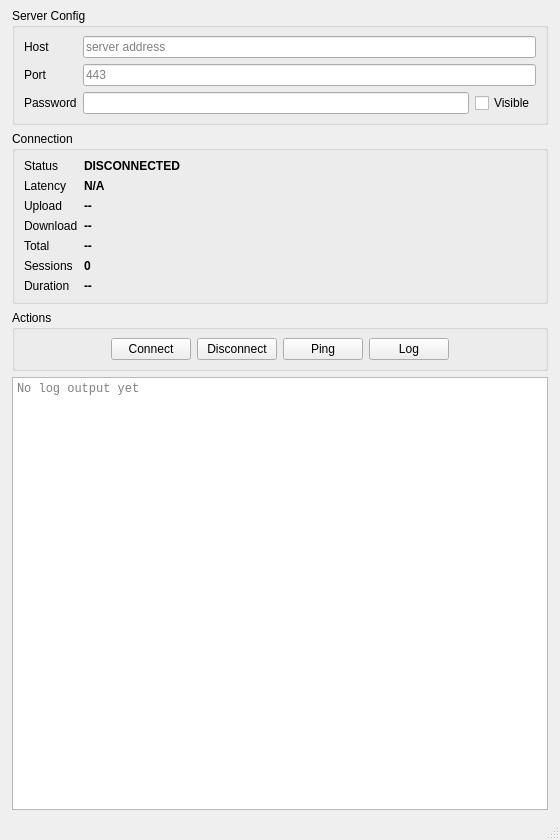
This is Client/mainwindow.ui in xyanrch1024/overplus as Qt 5 draws it before an edit. The edited form follows.
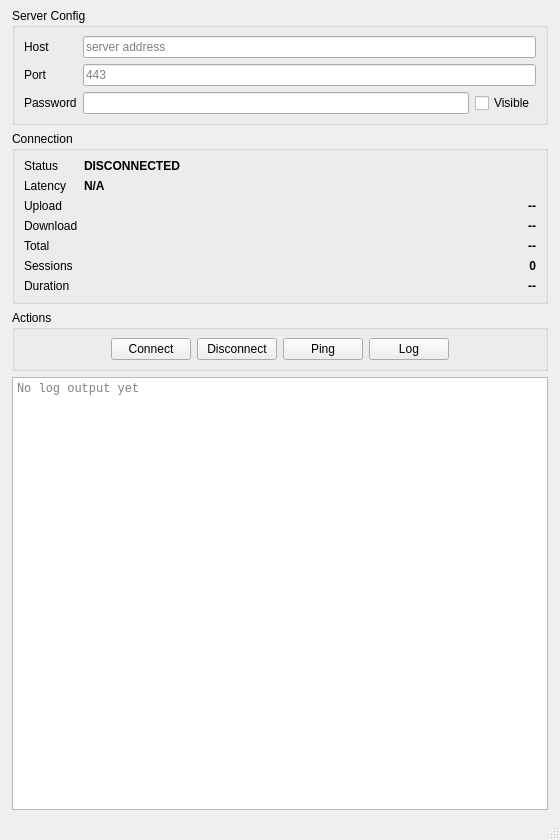
This is the edited form.

Commit message: feat(client): add Unicode arrows to speed/total display, right-align values

What changed in the file:
```diff
--- a/Client/mainwindow.ui
+++ b/Client/mainwindow.ui
@@ -122,6 +122,9 @@
           </property>
           <property name="text"><string>--</string></property>
           <property name="minimumWidth"><number>120</number></property>
+           <property name="alignment">
+            <set>Qt::AlignRight|Qt::AlignVCenter</set>
+           </property>
          </widget>
         </item>
         <item row="3" column="0">
@@ -136,6 +139,9 @@
            </property>
            <property name="text"><string>--</string></property>
            <property name="minimumWidth"><number>120</number></property>
+           <property name="alignment">
+            <set>Qt::AlignRight|Qt::AlignVCenter</set>
+           </property>
           </widget>
          </item>
          <item row="4" column="0">
@@ -150,6 +156,9 @@
            </property>
            <property name="text"><string>--</string></property>
            <property name="minimumWidth"><number>120</number></property>
+           <property name="alignment">
+            <set>Qt::AlignRight|Qt::AlignVCenter</set>
+           </property>
           </widget>
          </item>
          <item row="5" column="0">
@@ -164,6 +173,9 @@
            </property>
            <property name="text"><string>0</string></property>
            <property name="minimumWidth"><number>120</number></property>
+           <property name="alignment">
+            <set>Qt::AlignRight|Qt::AlignVCenter</set>
+           </property>
           </widget>
          </item>
          <item row="6" column="0">
@@ -178,6 +190,9 @@
            </property>
            <property name="text"><string>--</string></property>
            <property name="minimumWidth"><number>120</number></property>
+           <property name="alignment">
+            <set>Qt::AlignRight|Qt::AlignVCenter</set>
+           </property>
           </widget>
          </item>
         </layout>
```
Lines whose indentation alone changed are shown as unchanged. The commit also changes 1 other file.
